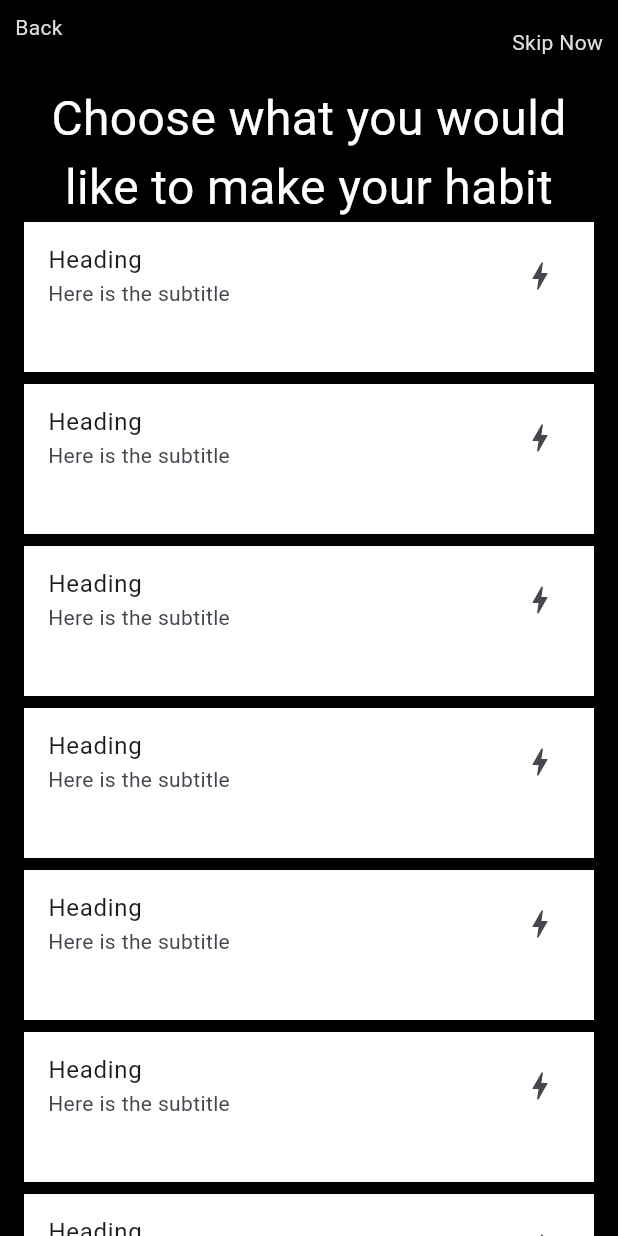
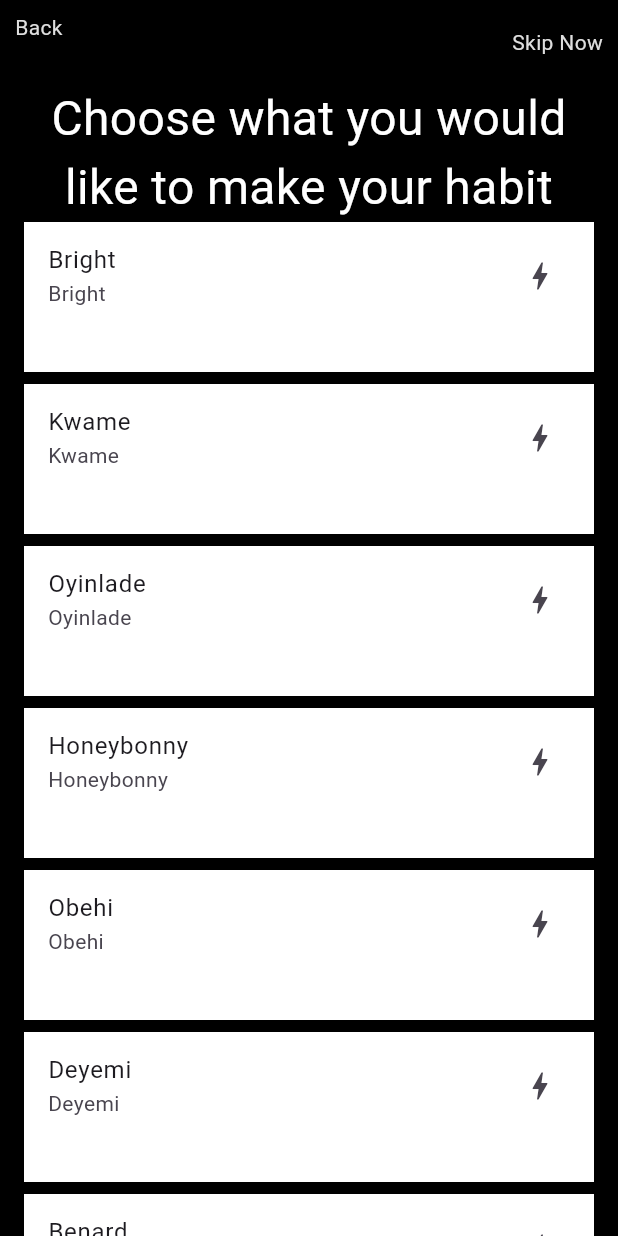
Before and after one commit to Lizdev-05/on_boarding, a Flutter app: the screen it shows after launch, on a phone screen of 412 x 824 dp. Run offline on Flutter 3.47's test engine with Material 3 defaults, Android fonts, the phone set to English and light mode, and no system bars.

Commit message:
render the list of items

```diff
--- a/lib/habit_list_page.dart
+++ b/lib/habit_list_page.dart
@@ -8,6 +8,17 @@ class HabitListPage extends StatefulWidget {
 }
 
 class _HabitListPageState extends State<HabitListPage> {
+  List<String> feedItems = [
+    "Bright",
+    "Kwame",
+    "Oyinlade",
+    "Honeybonny",
+    "Obehi",
+    "Deyemi",
+    "Benard",
+    "Derek"
+  ];
+
   @override
   Widget build(BuildContext context) {
     return Scaffold(
@@ -45,16 +56,17 @@ class _HabitListPageState extends State<HabitListPage> {
             Expanded(
               child: ListView.builder(
                 scrollDirection: Axis.vertical,
-                itemCount: 15,
-                itemBuilder: (BuildContext context, int pos) {
+                itemCount: feedItems.length,
+                itemBuilder: (BuildContext context, int position) {
+                  String name = feedItems[position];
                   return Container(
                     margin: const EdgeInsets.only(bottom: 8),
                     color: Colors.white,
                     height: 100,
-                    child: const ListTile(
-                      title: Text("Heading"),
-                      subtitle: Text("Here is the subtitle"),
-                      trailing: Icon(Icons.bolt),
+                    child: ListTile(
+                      title: Text(name),
+                      subtitle: Text(name),
+                      trailing: const Icon(Icons.bolt),
                     ),
                   );
                 },
```
